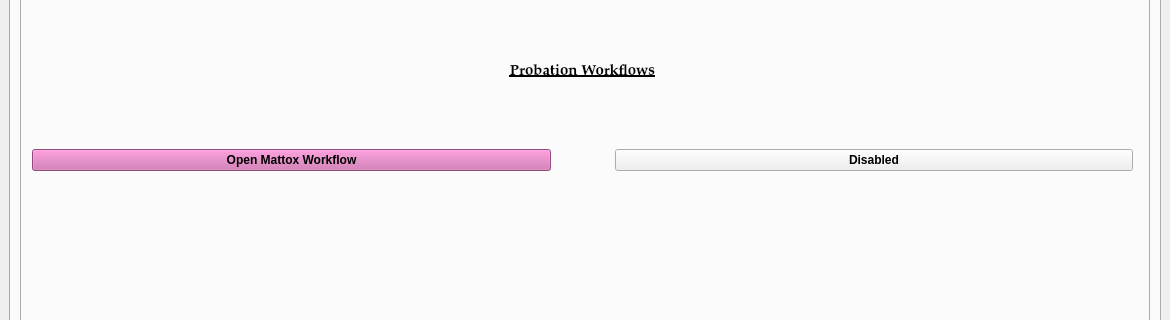
Above: munientry/views/ui/MainWindow.ui from HunterProgram22/MuniEntry before the change; both pictures show x 0 to 1170 and y 101 to 421 of the 1170 by 906 pixel window. Below: the same form after it.
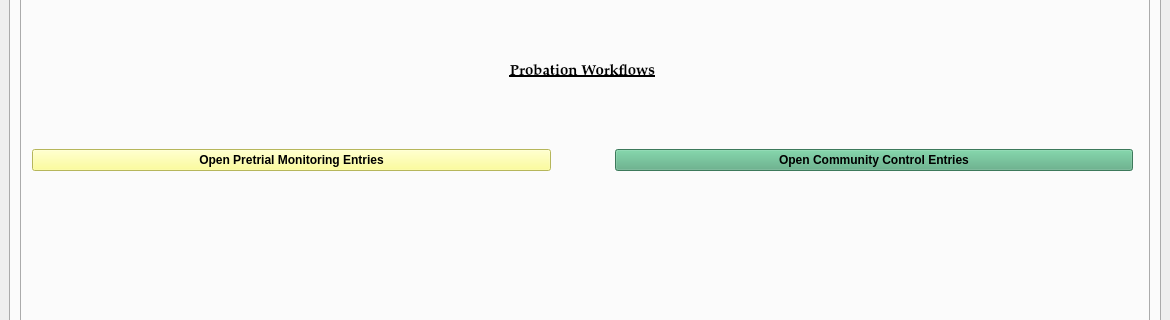
That is the form after the change. The open tabs and pages were chosen to show the change. Custom widgets are drawn as their Qt base class.

```diff
--- a/munientry/views/ui/MainWindow.ui
+++ b/munientry/views/ui/MainWindow.ui
@@ -1319,17 +1319,20 @@
              <item row="1" column="0">
               <widget class="QPushButton" name="probation_workflowButton">
                <property name="styleSheet">
-                <string notr="true">background-color: rgb(206, 104, 171);</string>
+                <string notr="true">background-color: rgb(255, 255, 127);</string>
                </property>
                <property name="text">
-                <string>Open Mattox Workflow</string>
+                <string>Open Pretrial Monitoring Entries</string>
                </property>
               </widget>
              </item>
              <item row="1" column="1">
-              <widget class="QPushButton" name="pushButton">
+              <widget class="QPushButton" name="community_control_workflowButton">
+               <property name="styleSheet">
+                <string notr="true">background-color: rgb(85, 170, 127);</string>
+               </property>
                <property name="text">
-                <string>Disabled</string>
+                <string>Open Community Control Entries</string>
                </property>
               </widget>
              </item>
```
Left out of the diff: 4 changed lines with no effect on the pictures.
